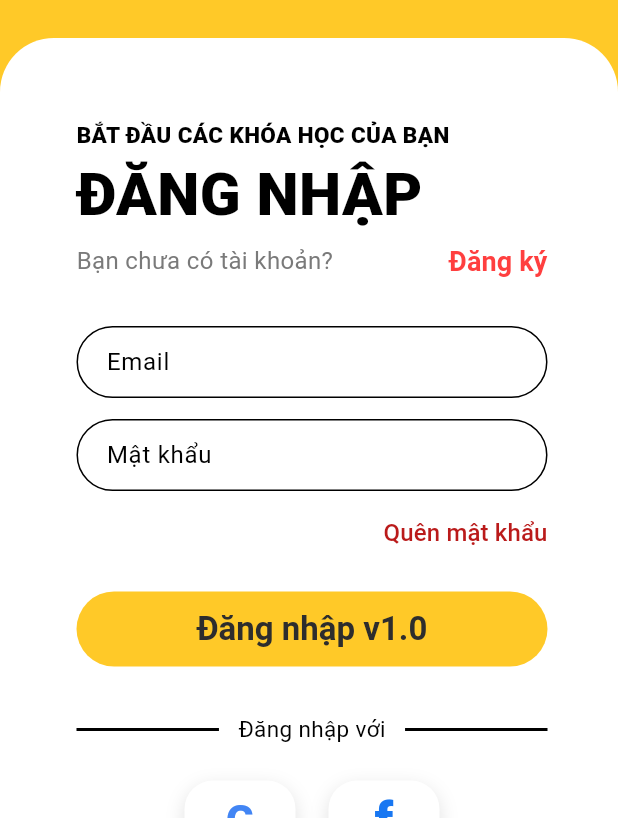
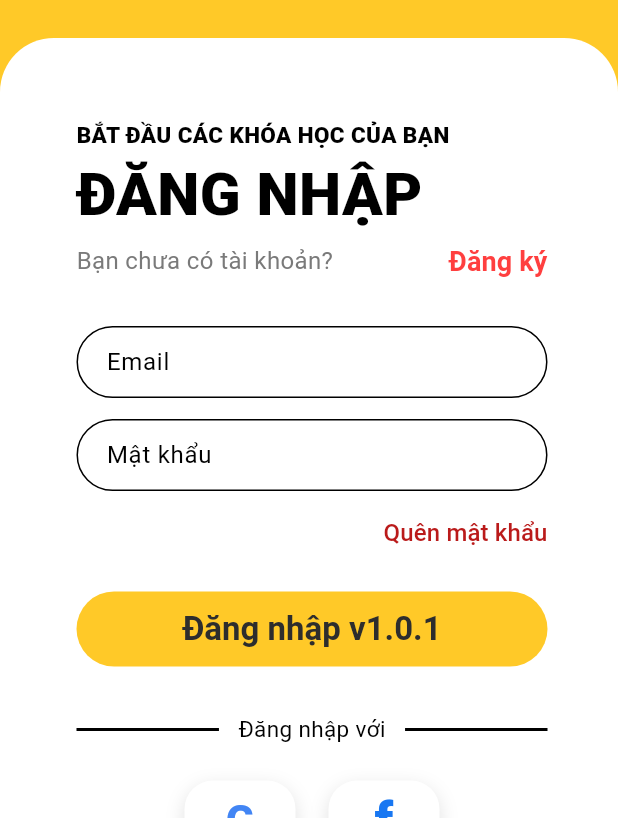
Before and after one commit to winhtuan/SmartStepsApp, a Flutter app: the screen it shows after launch, on a phone screen of 412 x 824 dp, the part 418-1236 px from its top. Run offline on Flutter 3.47's test engine with Material 3 defaults, Android fonts, the phone set to English and light mode, and no system bars; our stand-ins replace audioplayers, supabase_flutter, video_player; missing offline and left inert: dart:html; accounts and stored records are empty; Roboto replaces fonts that are missing (Poppins); statements that could not run were skipped.

Commit message:
fix: auto merge dev

```diff
--- a/lib/screens/login_screen.dart
+++ b/lib/screens/login_screen.dart
@@ -214,7 +214,7 @@ class LoginScreen extends StatelessWidget {
                                     fontWeight: FontWeight.w700,
                                   ),
                                 ),
-                                child: const Text('Đăng nhập v1.0'),
+                                child: const Text('Đăng nhập v1.0.1'),
                               ),
                             ),
                           ),
```
Also changed, not shown: 1 other file.
